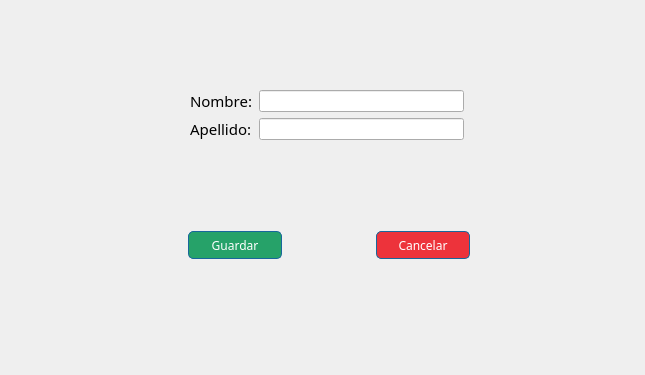
Before: the Qt Designer form nuevoedituser.ui in JuanFraDev/ProyectoFinal_POO, drawn with Qt 5.
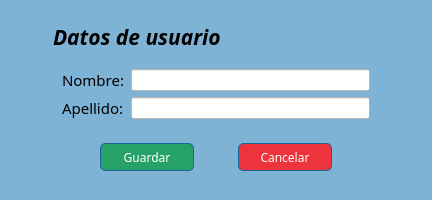
After: the same form once the commit is applied.

Patch:
```diff
--- a/nuevoedituser.ui
+++ b/nuevoedituser.ui
@@ -6,22 +6,112 @@
    <rect>
     <x>0</x>
     <y>0</y>
-    <width>645</width>
-    <height>375</height>
+    <width>432</width>
+    <height>200</height>
    </rect>
   </property>
+  <property name="minimumSize">
+   <size>
+    <width>432</width>
+    <height>200</height>
+   </size>
+  </property>
+  <property name="maximumSize">
+   <size>
+    <width>432</width>
+    <height>200</height>
+   </size>
+  </property>
   <property name="windowTitle">
    <string>Dialog</string>
   </property>
+  <property name="styleSheet">
+   <string notr="true">background-color: rgb(127, 179, 213 );</string>
+  </property>
+  <layout class="QHBoxLayout" name="horizontalLayout">
+   <item>
+    <spacer name="horizontalSpacer">
+     <property name="orientation">
+      <enum>Qt::Horizontal</enum>
+     </property>
+     <property name="sizeHint" stdset="0">
+      <size>
+       <width>40</width>
+       <height>20</height>
+      </size>
+     </property>
+    </spacer>
+   </item>
+   <item>
+    <widget class="QWidget" name="widget_2" native="true">
+     <layout class="QVBoxLayout" name="verticalLayout">
+      <item>
+       <widget class="QLabel" name="label_4">
+        <property name="font">
+         <font>
+          <family>Lucida Bright</family>
+          <pointsize>16</pointsize>
+          <italic>true</italic>
+          <bold>true</bold>
+         </font>
+        </property>
+        <property name="text">
+         <string>Datos de usuario</string>
+        </property>
+       </widget>
+      </item>
+      <item>
+       <widget class="QWidget" name="widget" native="true">
+        <layout class="QFormLayout" name="formLayout">
+         <item row="0" column="0">
+          <widget class="QLabel" name="label_2">
+           <property name="font">
+            <font>
+             <family>Lucida Bright</family>
+             <pointsize>11</pointsize>
+             <italic>false</italic>
+             <bold>false</bold>
+            </font>
+           </property>
+           <property name="text">
+            <string>Nombre:</string>
+           </property>
+          </widget>
+         </item>
+         <item row="0" column="1">
+          <widget class="QLineEdit" name="inNombre">
+           <property name="styleSheet">
+            <string notr="true">background-color: rgb(255, 255, 255);</string>
+           </property>
+          </widget>
+         </item>
+         <item row="1" column="0">
+          <widget class="QLabel" name="label_3">
+           <property name="font">
+            <font>
+             <family>Lucida Bright</family>
+             <pointsize>11</pointsize>
+             <italic>false</italic>
+             <bold>false</bold>
+            </font>
+           </property>
+           <property name="text">
+            <string>Apellido:</string>
+           </property>
+          </widget>
+         </item>
+         <item row="1" column="1">
+          <widget class="QLineEdit" name="inApellido">
+           <property name="styleSheet">
+            <string notr="true">background-color: rgb(255, 255, 255);</string>
+           </property>
+          </widget>
+         </item>
+        </layout>
+       </widget>
+      </item>
+      <item>
   <widget class="QWidget" name="widget_4" native="true">
-   <property name="geometry">
-    <rect>
-     <x>100</x>
-     <y>220</y>
-     <width>458</width>
-     <height>50</height>
-    </rect>
-   </property>
    <layout class="QHBoxLayout" name="horizontalLayout_3">
     <item>
      <spacer name="horizontalSpacer_5">
@@ -114,54 +204,24 @@
     </item>
    </layout>
   </widget>
-  <widget class="QWidget" name="widget" native="true">
-   <property name="geometry">
-    <rect>
-     <x>190</x>
-     <y>90</y>
-     <width>274</width>
-     <height>81</height>
-    </rect>
-   </property>
-   <layout class="QFormLayout" name="formLayout">
-    <item row="0" column="0">
-     <widget class="QLabel" name="label_2">
-      <property name="font">
-       <font>
-        <family>Lucida Bright</family>
-        <pointsize>11</pointsize>
-        <italic>false</italic>
-        <bold>false</bold>
-       </font>
-      </property>
-      <property name="text">
-       <string>Nombre:</string>
-      </property>
-     </widget>
-    </item>
-    <item row="0" column="1">
-     <widget class="QLineEdit" name="inNombre"/>
-    </item>
-    <item row="1" column="0">
-     <widget class="QLabel" name="label_3">
-      <property name="font">
-       <font>
-        <family>Lucida Bright</family>
-        <pointsize>11</pointsize>
-        <italic>false</italic>
-        <bold>false</bold>
-       </font>
-      </property>
-      <property name="text">
-       <string>Apellido:</string>
-      </property>
-     </widget>
-    </item>
-    <item row="1" column="1">
-     <widget class="QLineEdit" name="inApellido"/>
-    </item>
-   </layout>
-  </widget>
+      </item>
+     </layout>
+    </widget>
+   </item>
+   <item>
+    <spacer name="horizontalSpacer_2">
+     <property name="orientation">
+      <enum>Qt::Horizontal</enum>
+     </property>
+     <property name="sizeHint" stdset="0">
+      <size>
+       <width>40</width>
+       <height>20</height>
+      </size>
+     </property>
+    </spacer>
+   </item>
+  </layout>
  </widget>
  <resources/>
  <connections/>
```
Lines whose indentation alone changed are shown as unchanged.
